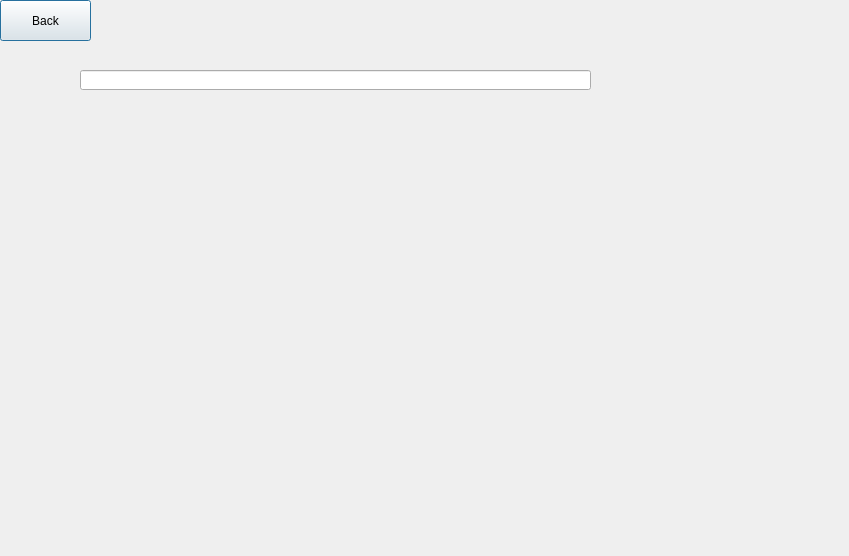
Above: devmenu.ui from LiamJohns/testing106 before the change. Below: the same form after it.
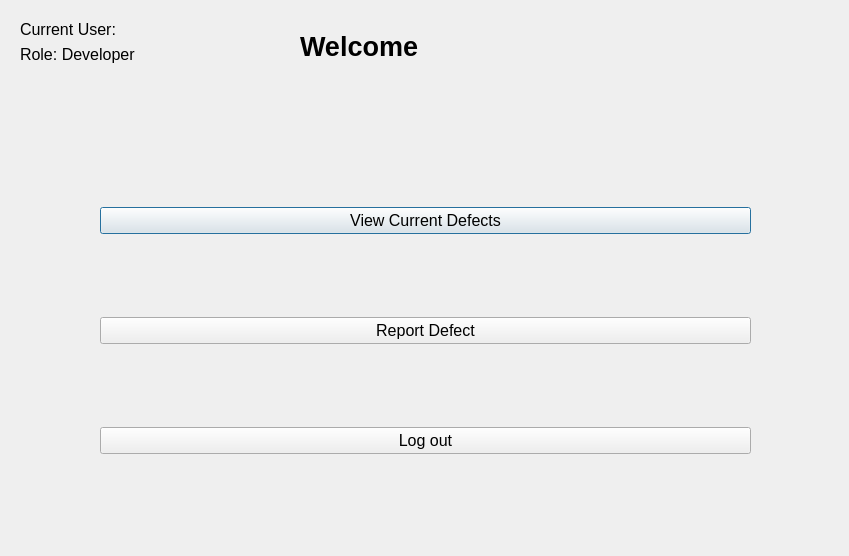
That is the form after the change.

The edit to the form file:
```diff
--- a/devmenu.ui
+++ b/devmenu.ui
@@ -16,28 +16,127 @@
   <property name="styleSheet">
    <string notr="true"/>
   </property>
-  <widget class="QPushButton" name="pushButton">
+  <widget class="QWidget" name="formLayoutWidget">
    <property name="geometry">
     <rect>
-     <x>0</x>
-     <y>0</y>
-     <width>91</width>
-     <height>41</height>
+     <x>20</x>
+     <y>20</y>
+     <width>144</width>
+     <height>52</height>
     </rect>
+   </property>
+   <layout class="QFormLayout" name="formLayout">
+    <item row="1" column="0">
+     <widget class="QLabel" name="label_3">
+      <property name="font">
+       <font>
+        <pointsize>12</pointsize>
+       </font>
+      </property>
+      <property name="text">
+       <string>Role: Developer  </string>
+      </property>
+     </widget>
+    </item>
+    <item row="0" column="0">
+     <widget class="QLabel" name="label_2">
+      <property name="font">
+       <font>
+        <pointsize>12</pointsize>
+        <weight>50</weight>
+        <bold>false</bold>
+       </font>
+      </property>
+      <property name="text">
+       <string>Current User: </string>
+      </property>
+     </widget>
+    </item>
+   </layout>
+  </widget>
+  <widget class="QLabel" name="label">
+   <property name="geometry">
+    <rect>
+     <x>300</x>
+     <y>30</y>
+     <width>131</width>
+     <height>33</height>
+    </rect>
+   </property>
+   <property name="baseSize">
+    <size>
+     <width>0</width>
+     <height>0</height>
+    </size>
+   </property>
+   <property name="font">
+    <font>
+     <pointsize>20</pointsize>
+     <weight>75</weight>
+     <bold>true</bold>
+    </font>
    </property>
    <property name="text">
-    <string>Back</string>
+    <string>Welcome</string>
+   </property>
+   <property name="scaledContents">
+    <bool>false</bool>
    </property>
   </widget>
-  <widget class="QLineEdit" name="lineEdit">
+  <widget class="QWidget" name="verticalLayoutWidget">
    <property name="geometry">
     <rect>
-     <x>80</x>
-     <y>70</y>
-     <width>511</width>
-     <height>20</height>
+     <x>100</x>
+     <y>130</y>
+     <width>651</width>
+     <height>401</height>
     </rect>
    </property>
+   <layout class="QVBoxLayout" name="verticalLayout">
+    <item>
+     <widget class="QPushButton" name="viewDefBtn">
+      <property name="font">
+       <font>
+        <pointsize>12</pointsize>
+       </font>
+      </property>
+      <property name="text">
+       <string>View Current Defects</string>
+      </property>
+     </widget>
+    </item>
+    <item>
+     <widget class="QPushButton" name="reportDefBtn">
+      <property name="font">
+       <font>
+        <pointsize>12</pointsize>
+       </font>
+      </property>
+      <property name="text">
+       <string>Report Defect</string>
+      </property>
+     </widget>
+    </item>
+    <item>
+     <widget class="QPushButton" name="logOutBtn">
+      <property name="sizePolicy">
+       <sizepolicy hsizetype="Minimum" vsizetype="Fixed">
+        <horstretch>0</horstretch>
+        <verstretch>0</verstretch>
+       </sizepolicy>
+      </property>
+      <property name="font">
+       <font>
+        <pointsize>12</pointsize>
+        <kerning>true</kerning>
+       </font>
+      </property>
+      <property name="text">
+       <string>Log out</string>
+      </property>
+     </widget>
+    </item>
+   </layout>
   </widget>
  </widget>
  <resources/>
```
